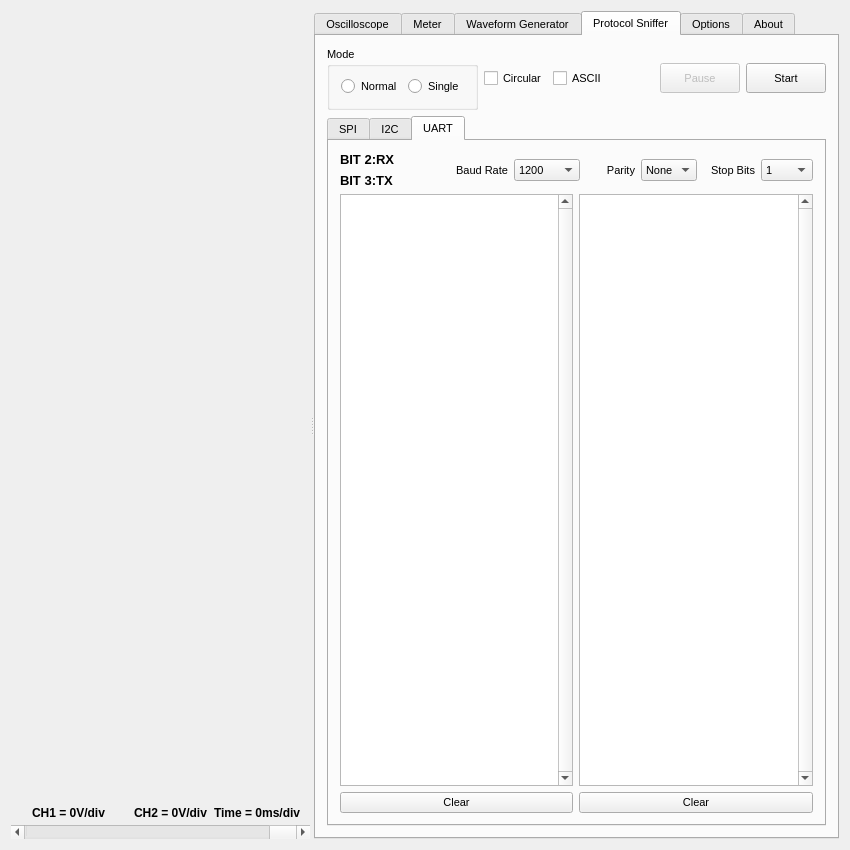
Before: the Qt Designer form xprotolabinterface.ui in ganzziani/xscopes-qt, drawn with Qt 5.
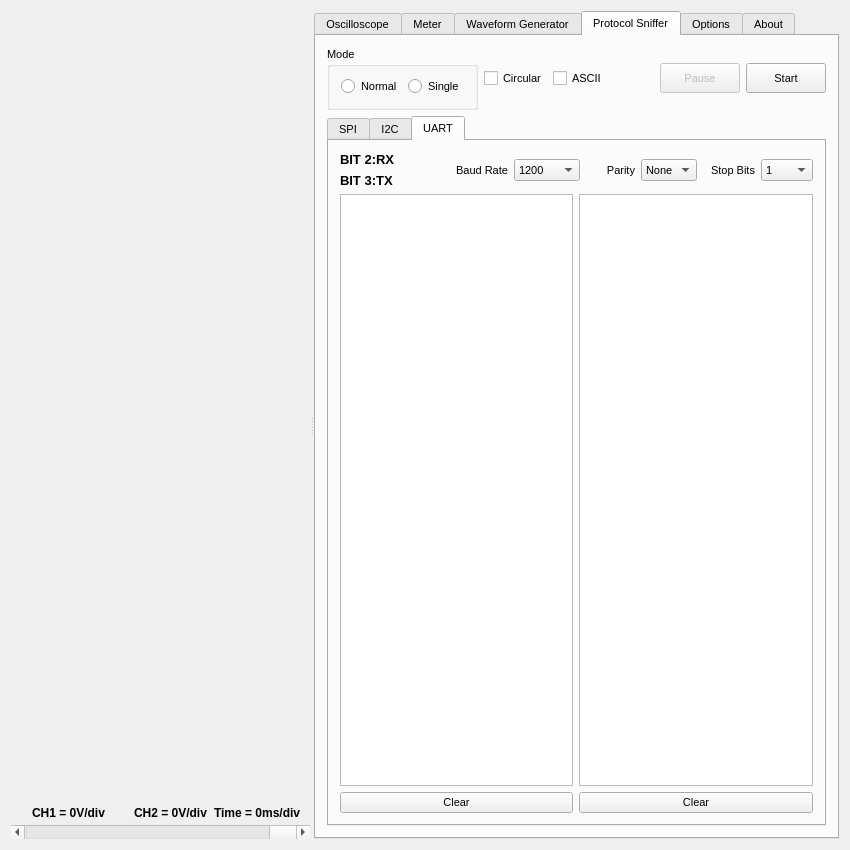
After: the same form once the commit is applied. Icons and pictures are not drawn. Custom widgets are drawn as their Qt base class.

Commit message:
Protocol Sniffer view area for macOS
by changing Font, scrollbars and spacing, the protocol sniffer is a lot
more useful for UART and SPI

```diff
--- a/xprotolabinterface.ui
+++ b/xprotolabinterface.ui
@@ -4491,11 +4491,11 @@
                     <widget class="QTextEdit" name="rxTextEdit">
                      <property name="font">
                       <font>
-                       <family>Courier</family>
+                       <family>Consolas</family>
                       </font>
                      </property>
                      <property name="verticalScrollBarPolicy">
-                      <enum>Qt::ScrollBarAlwaysOn</enum>
+                      <enum>Qt::ScrollBarAlwaysOff</enum>
                      </property>
                     </widget>
                    </item>
@@ -4503,11 +4503,11 @@
                     <widget class="QPlainTextEdit" name="txTextEdit">
                      <property name="font">
                       <font>
-                       <family>Courier</family>
+                       <family>Consolas</family>
                       </font>
                      </property>
                      <property name="verticalScrollBarPolicy">
-                      <enum>Qt::ScrollBarAlwaysOn</enum>
+                      <enum>Qt::ScrollBarAlwaysOff</enum>
                      </property>
                     </widget>
                    </item>
```
Left out of the diff: 12 changed lines with no effect on the pictures. The commit also changes 1 other file.
